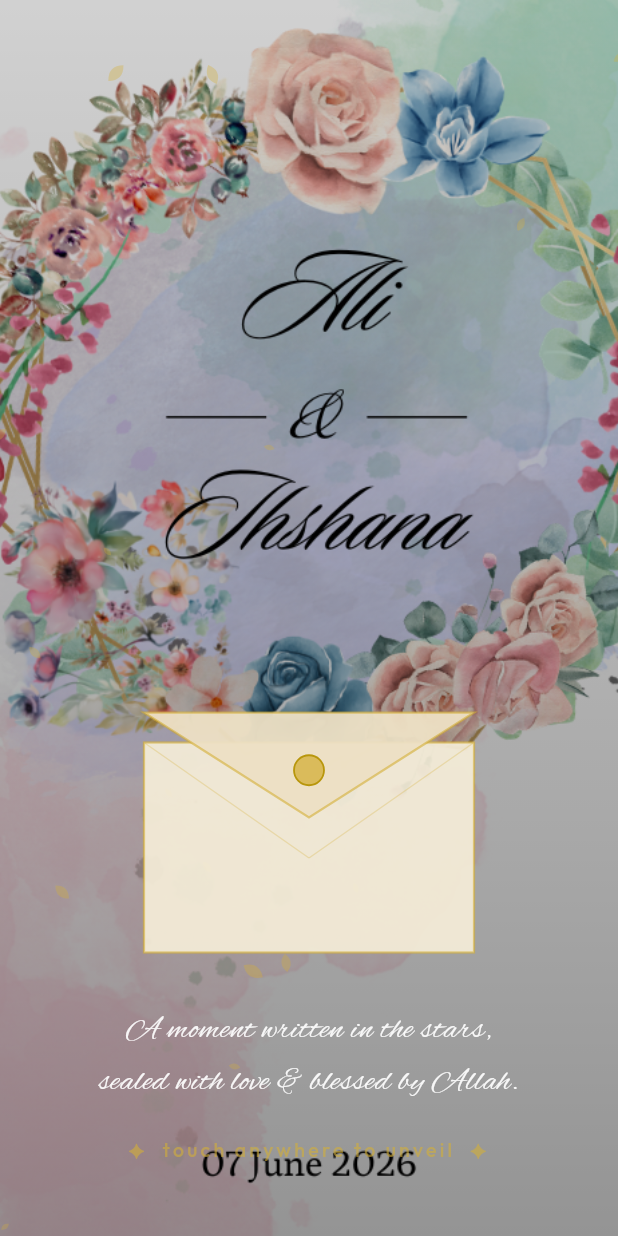
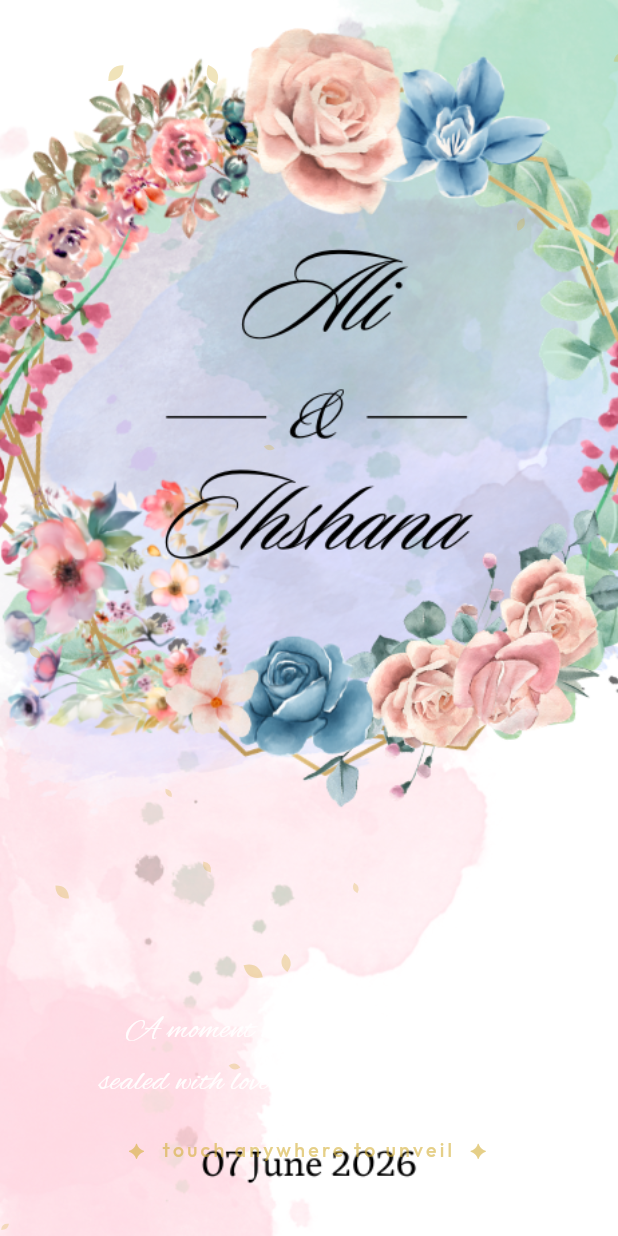
Before and after one commit to falahul-ali/invitation, a Flutter app: the screen it shows after launch, on a phone screen of 412 x 824 dp. Run offline on Flutter 3.47's test engine with Material 3 defaults, Android fonts, the phone set to English and light mode, and no system bars; our stand-ins replace audioplayers; project files that could hold a hidden picture were left out.

Commit message:
Splash Screen fix

```diff
--- a/lib/screens/splash_screen.dart
+++ b/lib/screens/splash_screen.dart
@@ -188,18 +188,18 @@ class _SplashScreenState extends State<SplashScreen>
             ),
 
             // ── Soft dark overlay so text is readable ────────────────────
-            Container(
-              decoration: BoxDecoration(
-                gradient: LinearGradient(
-                  colors: [
-                    Colors.black.withOpacity(0.18),
-                    Colors.black.withOpacity(0.42),
-                  ],
-                  begin: Alignment.topCenter,
-                  end: Alignment.bottomCenter,
-                ),
-              ),
-            ),
+            // Container(
+            //   decoration: BoxDecoration(
+            //     gradient: LinearGradient(
+            //       colors: [
+            //         Colors.black.withOpacity(0.18),
+            //         Colors.black.withOpacity(0.42),
+            //       ],
+            //       begin: Alignment.topCenter,
+            //       end: Alignment.bottomCenter,
+            //     ),
+            //   ),
+            // ),
 
             // ── Floating petals ──────────────────────────────────────────
             IgnorePointer(
@@ -221,17 +221,17 @@ class _SplashScreenState extends State<SplashScreen>
                 mainAxisAlignment: MainAxisAlignment.end,
                 children: [
                   // ── Envelope ────────────────────────────────────────────
-                  AnimatedBuilder(
-                    animation: _openController,
-                    builder: (context, _) {
-                      return _EnvelopeWidget(
-                        flapAngle: _flapAngle.value,
-                        cardRise: _cardRise.value,
-                      );
-                    },
-                  ),
+                  // AnimatedBuilder(
+                  //   animation: _openController,
+                  //   builder: (context, _) {
+                  //     return _EnvelopeWidget(
+                  //       flapAngle: _flapAngle.value,
+                  //       cardRise: _cardRise.value,
+                  //     );
+                  //   },
+                  // ),
 
-                  const SizedBox(height: 36),
+                  // const SizedBox(height: 36),
 
                   // ── Magical sentence ─────────────────────────────────────
                   FadeTransition(
```
